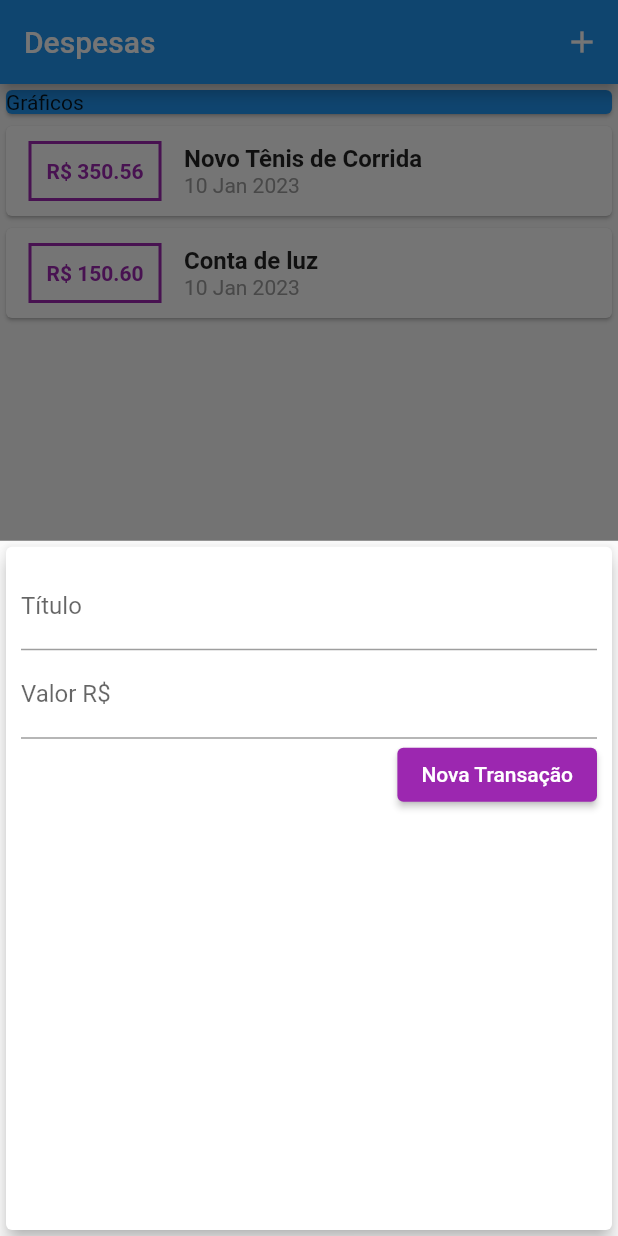
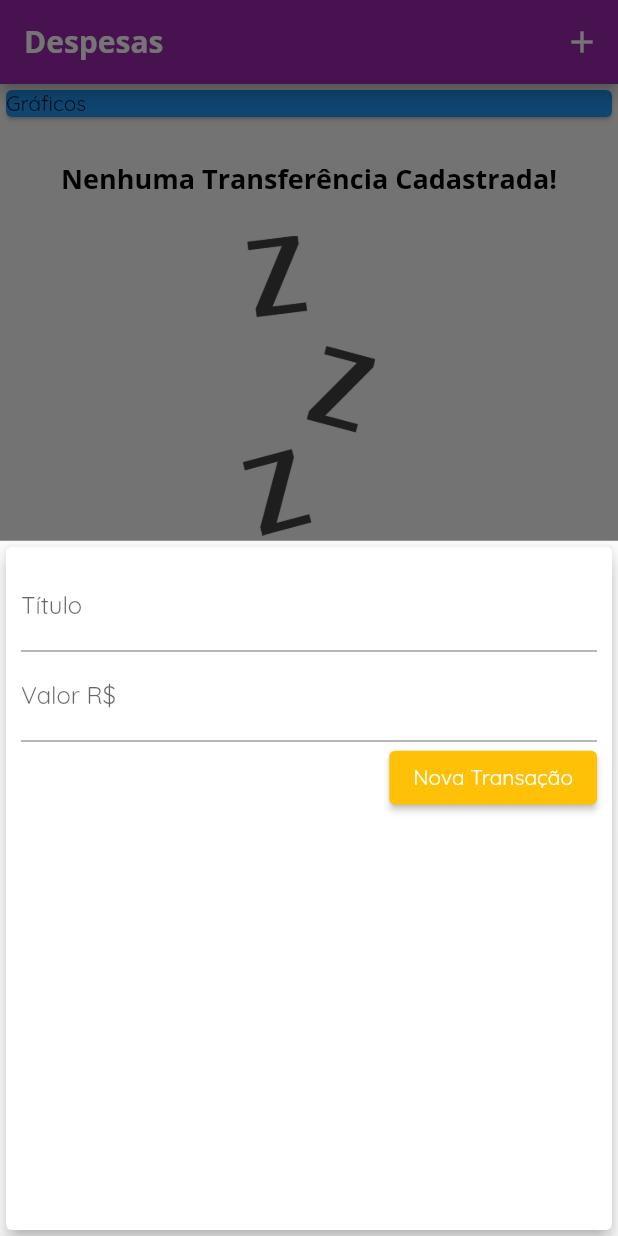
Before and after one commit to IagoEngel/expenses, a Flutter app: the screen it shows after launch, after a tap on the "add" icon, on a phone screen of 412 x 824 dp. Run offline on Flutter 3.47's test engine with Material 2 defaults, Android fonts, the phone set to English and light mode, and no system bars.

Commit message:
Aula 110 até 119

```diff
--- a/lib/components/transaction_form.dart
+++ b/lib/components/transaction_form.dart
@@ -1,22 +1,27 @@
 import 'package:flutter/material.dart';
 
-class TransactionForm extends StatelessWidget {
+class TransactionForm extends StatefulWidget {
+  final void Function(String, double) onSubmit;
+
+  const TransactionForm(this.onSubmit, {super.key});
+
+  @override
+  State<TransactionForm> createState() => _TransactionFormState();
+}
+
+class _TransactionFormState extends State<TransactionForm> {
   final tituloController = TextEditingController();
   final valorController = TextEditingController();
-
-  final void Function(String, double) onSubmit;
-
-  TransactionForm(this.onSubmit, {super.key});
 
   _submitForm() {
     final title = tituloController.text;
     final value = double.tryParse(valorController.text) ?? 0;
 
-    if (title.isEmpty || value <=0) {
+    if (title.isEmpty || value <= 0) {
       return;
     }
 
-    onSubmit(title, value);
+    widget.onSubmit(title, value);
   }
 
   @override
@@ -29,15 +34,16 @@ class TransactionForm extends StatelessWidget {
           children: [
             TextField(
               controller: tituloController,
-              onSubmitted: (_) => _submitForm,
+              onSubmitted: (_) => _submitForm(),
               decoration: const InputDecoration(
                 labelText: 'Título',
               ),
             ),
             TextField(
               controller: valorController,
-              onSubmitted: (_) => _submitForm,
-              keyboardType: const TextInputType.numberWithOptions(decimal: true),
+              onSubmitted: (_) => _submitForm(),
+              keyboardType:
+                  const TextInputType.numberWithOptions(decimal: true),
               decoration: const InputDecoration(
                 labelText: 'Valor R\$',
               ),
@@ -46,7 +52,8 @@ class TransactionForm extends StatelessWidget {
               alignment: Alignment.centerRight,
               child: ElevatedButton(
                 onPressed: _submitForm,
-                style: ElevatedButton.styleFrom(backgroundColor: Colors.purple),
+                style: ElevatedButton.styleFrom(
+                    backgroundColor: Theme.of(context).colorScheme.secondary),
                 child: const Text('Nova Transação'),
               ),
             ),
--- a/lib/components/transaction_list.dart
+++ b/lib/components/transaction_list.dart
@@ -11,7 +11,24 @@ class TransactionList extends StatelessWidget {
   Widget build(BuildContext context) {
     return SizedBox(
       height: 300,
-      child: ListView.builder(
+      child: transactions.isEmpty
+          ? Column(
+              mainAxisAlignment: MainAxisAlignment.spaceEvenly,
+              children: [
+                Text(
+                  'Nenhuma Transferência Cadastrada!',
+                  style: Theme.of(context).textTheme.headline6,
+                ),
+                SizedBox(
+                  height: 200,
+                  child: Image.asset(
+                    'assets/images/waiting.png',
+                    fit: BoxFit.cover,
+                  ),
+                ),
+              ],
+            )
+          : ListView.builder(
               itemCount: transactions.length,
               itemBuilder: (ctx, index) {
                 final tr = transactions[index];
@@ -20,20 +37,20 @@ class TransactionList extends StatelessWidget {
                   child: Row(
                     children: [
                       Container(
-                  margin:
-                      const EdgeInsets.symmetric(horizontal: 15, vertical: 10),
+                        margin: const EdgeInsets.symmetric(
+                            horizontal: 15, vertical: 10),
                         decoration: BoxDecoration(
                           border: Border.all(
-                      color: Colors.purple,
+                            color: Theme.of(context).colorScheme.primary,
                             width: 2,
                           ),
                         ),
                         padding: const EdgeInsets.all(10),
                         child: Text(
                           'R\$ ${tr.value.toStringAsFixed(2)}',
-                    style: const TextStyle(
+                          style: TextStyle(
                             fontWeight: FontWeight.bold,
-                      color: Colors.purple,
+                            color: Theme.of(context).colorScheme.primary,
                           ),
                         ),
                       ),
@@ -42,10 +59,7 @@ class TransactionList extends StatelessWidget {
                         children: [
                           Text(
                             tr.title,
-                      style: const TextStyle(
-                        fontSize: 16,
-                        fontWeight: FontWeight.bold,
-                      ),
+                            style: Theme.of(context).appBarTheme.titleTextStyle,
                           ),
                           Text(
                             DateFormat('d MMM y').format(tr.date),
--- a/lib/main.dart
+++ b/lib/main.dart
@@ -12,8 +12,31 @@ class ExpensesApp extends StatelessWidget {
 
   @override
   Widget build(BuildContext context) {
-    return const MaterialApp(
-      home: MyHomePage(),
+    final ThemeData tema = ThemeData(fontFamily: 'Quicksand');
+
+    return MaterialApp(
+      home: const MyHomePage(),
+      theme: tema.copyWith(
+        colorScheme: tema.colorScheme.copyWith(
+          primary: Colors.purple,
+          secondary: Colors.amber,
+        ),
+        textTheme: tema.textTheme.copyWith(
+          headline6: const TextStyle(
+            fontFamily: 'OpenSans',
+            fontSize: 18,
+            fontWeight: FontWeight.bold,
+            color: Colors.black,
+          ),
+        ),
+        appBarTheme: const AppBarTheme(
+          titleTextStyle: TextStyle(
+            fontFamily: 'OpenSans',
+            fontSize: 20,
+            fontWeight: FontWeight.bold,
+          ),
+        ),
+      ),
     );
   }
 }
@@ -26,20 +49,7 @@ class MyHomePage extends StatefulWidget {
 }
 
 class _MyHomePageState extends State<MyHomePage> {
-  final _transactions = [
-    Transaction(
-      id: 't1',
-      title: 'Novo Tênis de Corrida',
-      value: 350.56,
-      date: DateTime.now(),
-    ),
-    Transaction(
-      id: 't2',
-      title: 'Conta de luz',
-      value: 150.6,
-      date: DateTime.now(),
-    ),
-  ];
+  final _transactions = <Transaction>[];
 
   _addTransaction(String title, double value) {
     final newTransaction = Transaction(
@@ -52,6 +62,8 @@ class _MyHomePageState extends State<MyHomePage> {
     setState(() {
       _transactions.add(newTransaction);
     });
+
+    Navigator.of(context).pop();
   }
 
   _openTransactionFormModal(BuildContext context) {
@@ -79,7 +91,7 @@ class _MyHomePageState extends State<MyHomePage> {
         child: Column(
           crossAxisAlignment: CrossAxisAlignment.stretch,
           children: [
-             const Card(
+            const Card(
               color: Colors.blue,
               child: Text('Gráficos'),
             ),
```
Also changed, not shown: pubspec.yaml (+13 -9 lines), assets/fonts/OpenSans-Bold.ttf (added), assets/fonts/OpenSans-Regular.ttf (added), assets/fonts/Quicksand-Bold.ttf (added), assets/fonts/Quicksand-Light.ttf (added), assets/fonts/Quicksand-Medium.ttf (added), assets/fonts/Quicksand-Regular.ttf (added), assets/images/waiting.png (added). Lines whose indentation alone changed are shown as unchanged.
